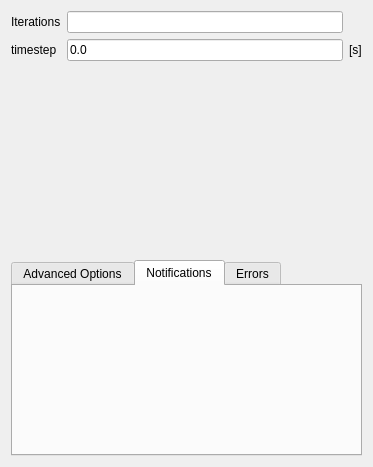
First picture: the form in ui/paramWidget.ui, repository haskelladdict/mcellGUI, before the edit.
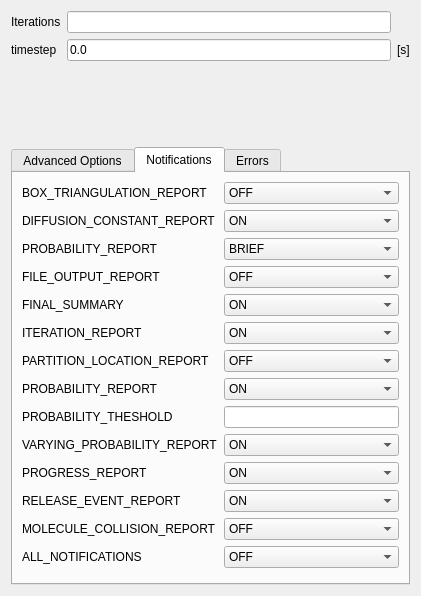
Second picture: the form after the edit. The open tabs and pages were chosen to show the change.

Commit message: Updated parameter widget interface.

What changed in the file:
```diff
--- a/ui/paramWidget.ui
+++ b/ui/paramWidget.ui
@@ -6,8 +6,8 @@
    <rect>
     <x>0</x>
     <y>0</y>
-    <width>373</width>
-    <height>467</height>
+    <width>421</width>
+    <height>596</height>
    </rect>
   </property>
   <property name="windowTitle">
@@ -57,7 +57,7 @@
      <property name="sizeHint" stdset="0">
       <size>
        <width>20</width>
-       <height>134</height>
+       <height>21</height>
       </size>
      </property>
     </spacer>
@@ -160,7 +160,7 @@
          <property name="sizeHint" stdset="0">
           <size>
            <width>20</width>
-           <height>42</height>
+           <height>284</height>
           </size>
          </property>
         </spacer>
@@ -171,7 +171,291 @@
       <attribute name="title">
        <string>Notifications</string>
       </attribute>
-      <layout class="QVBoxLayout" name="verticalLayout_3"/>
+      <layout class="QGridLayout" name="gridLayout_3">
+       <item row="0" column="0">
+        <widget class="QLabel" name="label_18">
+         <property name="text">
+          <string>BOX_TRIANGULATION_REPORT</string>
+         </property>
+        </widget>
+       </item>
+       <item row="0" column="1">
+        <widget class="QComboBox" name="comboBox_11">
+         <item>
+          <property name="text">
+           <string>OFF</string>
+          </property>
+         </item>
+         <item>
+          <property name="text">
+           <string>ON</string>
+          </property>
+         </item>
+        </widget>
+       </item>
+       <item row="1" column="0">
+        <widget class="QLabel" name="label_8">
+         <property name="text">
+          <string>DIFFUSION_CONSTANT_REPORT</string>
+         </property>
+        </widget>
+       </item>
+       <item row="1" column="1">
+        <widget class="QComboBox" name="comboBox">
+         <item>
+          <property name="text">
+           <string>ON</string>
+          </property>
+         </item>
+         <item>
+          <property name="text">
+           <string>OFF</string>
+          </property>
+         </item>
+        </widget>
+       </item>
+       <item row="2" column="0">
+        <widget class="QLabel" name="label_7">
+         <property name="text">
+          <string>PROBABILITY_REPORT</string>
+         </property>
+        </widget>
+       </item>
+       <item row="2" column="1">
+        <widget class="QComboBox" name="comboBox_2">
+         <item>
+          <property name="text">
+           <string>BRIEF</string>
+          </property>
+         </item>
+         <item>
+          <property name="text">
+           <string>ON</string>
+          </property>
+         </item>
+        </widget>
+       </item>
+       <item row="3" column="0">
+        <widget class="QLabel" name="label_9">
+         <property name="text">
+          <string>FILE_OUTPUT_REPORT</string>
+         </property>
+        </widget>
+       </item>
+       <item row="3" column="1">
+        <widget class="QComboBox" name="comboBox_3">
+         <item>
+          <property name="text">
+           <string>OFF</string>
+          </property>
+         </item>
+         <item>
+          <property name="text">
+           <string>ON</string>
+          </property>
+         </item>
+        </widget>
+       </item>
+       <item row="4" column="0">
+        <widget class="QLabel" name="label_10">
+         <property name="text">
+          <string>FINAL_SUMMARY</string>
+         </property>
+        </widget>
+       </item>
+       <item row="4" column="1">
+        <widget class="QComboBox" name="comboBox_4">
+         <item>
+          <property name="text">
+           <string>ON</string>
+          </property>
+         </item>
+         <item>
+          <property name="text">
+           <string>OFF</string>
+          </property>
+         </item>
+        </widget>
+       </item>
+       <item row="5" column="0">
+        <widget class="QLabel" name="label_11">
+         <property name="text">
+          <string>ITERATION_REPORT</string>
+         </property>
+        </widget>
+       </item>
+       <item row="5" column="1">
+        <widget class="QComboBox" name="comboBox_5">
+         <item>
+          <property name="text">
+           <string>ON</string>
+          </property>
+         </item>
+         <item>
+          <property name="text">
+           <string>OFF</string>
+          </property>
+         </item>
+        </widget>
+       </item>
+       <item row="6" column="0">
+        <widget class="QLabel" name="label_12">
+         <property name="text">
+          <string>PARTITION_LOCATION_REPORT</string>
+         </property>
+        </widget>
+       </item>
+       <item row="6" column="1">
+        <widget class="QComboBox" name="comboBox_6">
+         <item>
+          <property name="text">
+           <string>OFF</string>
+          </property>
+         </item>
+         <item>
+          <property name="text">
+           <string>ON</string>
+          </property>
+         </item>
+        </widget>
+       </item>
+       <item row="7" column="0">
+        <widget class="QLabel" name="label_19">
+         <property name="text">
+          <string>PROBABILITY_REPORT</string>
+         </property>
+        </widget>
+       </item>
+       <item row="7" column="1">
+        <widget class="QComboBox" name="comboBox_12">
+         <item>
+          <property name="text">
+           <string>ON</string>
+          </property>
+         </item>
+         <item>
+          <property name="text">
+           <string>OFF</string>
+          </property>
+         </item>
+        </widget>
+       </item>
+       <item row="8" column="0">
+        <widget class="QLabel" name="label_20">
+         <property name="text">
+          <string>PROBABILITY_THESHOLD</string>
+         </property>
+        </widget>
+       </item>
+       <item row="8" column="1">
+        <widget class="QLineEdit" name="lineEdit"/>
+       </item>
+       <item row="9" column="0">
+        <widget class="QLabel" name="label_13">
+         <property name="text">
+          <string>VARYING_PROBABILITY_REPORT</string>
+         </property>
+        </widget>
+       </item>
+       <item row="9" column="1">
+        <widget class="QComboBox" name="comboBox_7">
+         <item>
+          <property name="text">
+           <string>ON</string>
+          </property>
+         </item>
+         <item>
+          <property name="text">
+           <string>OFF</string>
+          </property>
+         </item>
+        </widget>
+       </item>
+       <item row="10" column="0">
+        <widget class="QLabel" name="label_14">
+         <property name="text">
+          <string>PROGRESS_REPORT</string>
+         </property>
+        </widget>
+       </item>
+       <item row="10" column="1">
+        <widget class="QComboBox" name="comboBox_8">
+         <item>
+          <property name="text">
+           <string>ON</string>
+          </property>
+         </item>
+         <item>
+          <property name="text">
+           <string>OFF</string>
+          </property>
+         </item>
+        </widget>
+       </item>
+       <item row="11" column="0">
+        <widget class="QLabel" name="label_16">
+         <property name="text">
+          <string>RELEASE_EVENT_REPORT</string>
+         </property>
+        </widget>
+       </item>
+       <item row="11" column="1">
+        <widget class="QComboBox" name="comboBox_9">
+         <item>
+          <property name="text">
+           <string>ON</string>
+          </property>
+         </item>
+         <item>
+          <property name="text">
+           <string>OFF</string>
+          </property>
+         </item>
+        </widget>
+       </item>
+       <item row="12" column="0">
+        <widget class="QLabel" name="label_17">
+         <property name="text">
+          <string>MOLECULE_COLLISION_REPORT</string>
+         </property>
+        </widget>
+       </item>
+       <item row="12" column="1">
+        <widget class="QComboBox" name="comboBox_10">
+         <item>
+          <property name="text">
+           <string>OFF</string>
+          </property>
+         </item>
+         <item>
+          <property name="text">
+           <string>ON</string>
+          </property>
+         </item>
+        </widget>
+       </item>
+       <item row="13" column="0">
+        <widget class="QLabel" name="label_21">
+         <property name="text">
+          <string>ALL_NOTIFICATIONS</string>
+         </property>
+        </widget>
+       </item>
+       <item row="13" column="1">
+        <widget class="QComboBox" name="comboBox_13">
+         <item>
+          <property name="text">
+           <string>OFF</string>
+          </property>
+         </item>
+         <item>
+          <property name="text">
+           <string>ON</string>
+          </property>
+         </item>
+        </widget>
+       </item>
+      </layout>
      </widget>
      <widget class="QWidget" name="tab_3">
       <attribute name="title">
```
